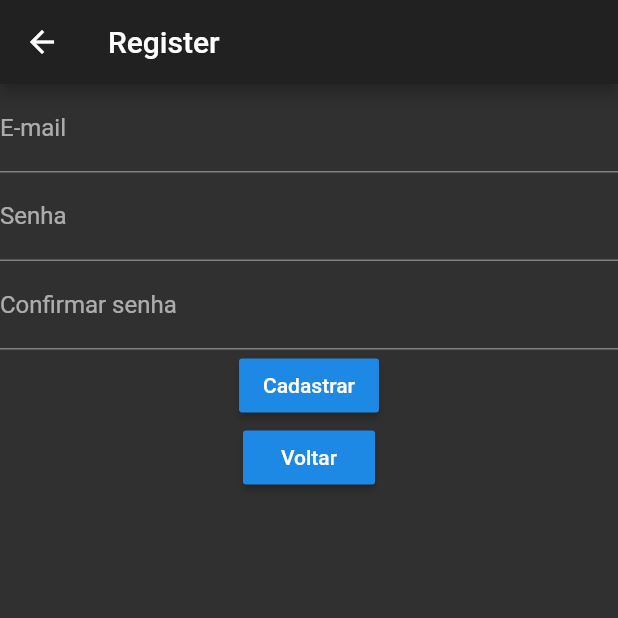
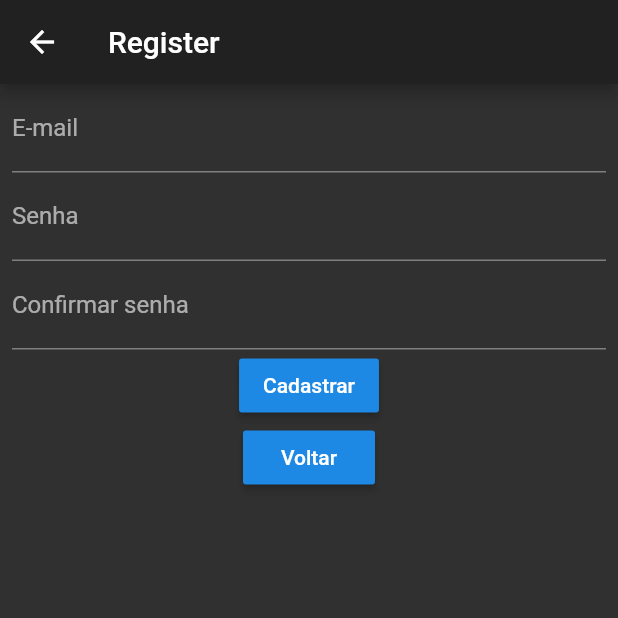
Before and after one commit to mauriciofragajr/barberon-app, a Flutter app: the RegisterPage screen opened directly, on a phone screen of 412 x 824 dp, the top half of it. Run offline on Flutter 3.47's test engine with Material 2 defaults, Android fonts, the phone set to English and light mode, and no system bars; our stand-ins replace cloud_firestore, firebase_analytics, firebase_auth, flutter_mobx, flutter_spinkit, google_sign_in and 1 more; accounts and stored records are empty; generated files the repository leaves out were written again.

Commit message:
padding na rela de cadastro

```diff
--- a/lib/screens/auth/register.dart
+++ b/lib/screens/auth/register.dart
@@ -24,7 +24,9 @@ class _RegisterPageState extends State<RegisterPage> {
       appBar: AppBar(
         title: Text('Register'),
       ),
-      body: Form(
+      body: Container(
+        padding: const EdgeInsets.symmetric(horizontal: 8.0),
+        child: Form(
           key: _formKey,
           child: Column(
             children: <Widget>[
@@ -103,6 +105,7 @@ class _RegisterPageState extends State<RegisterPage> {
             ],
           ),
         ),
+      ),
     );
   }
 }
```
Lines whose indentation alone changed are shown as unchanged.
